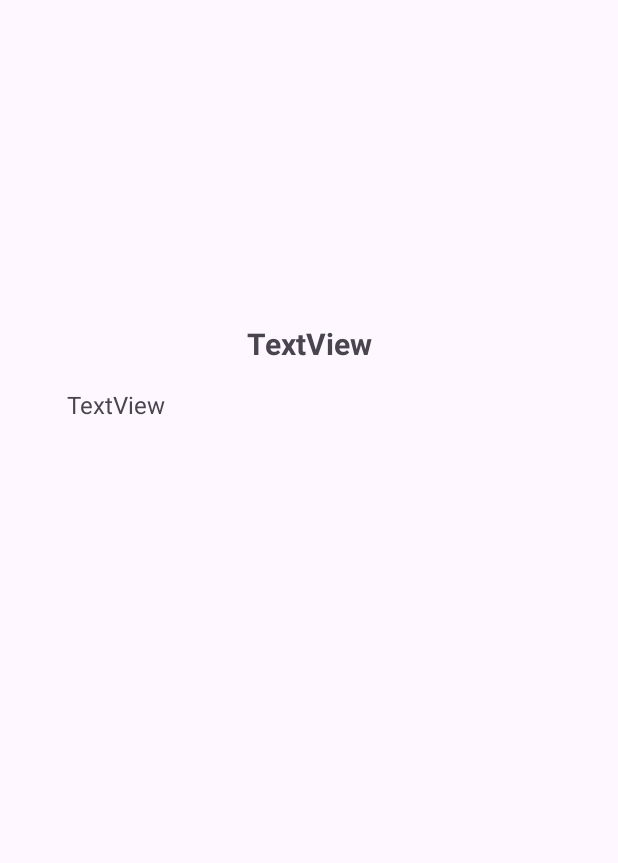
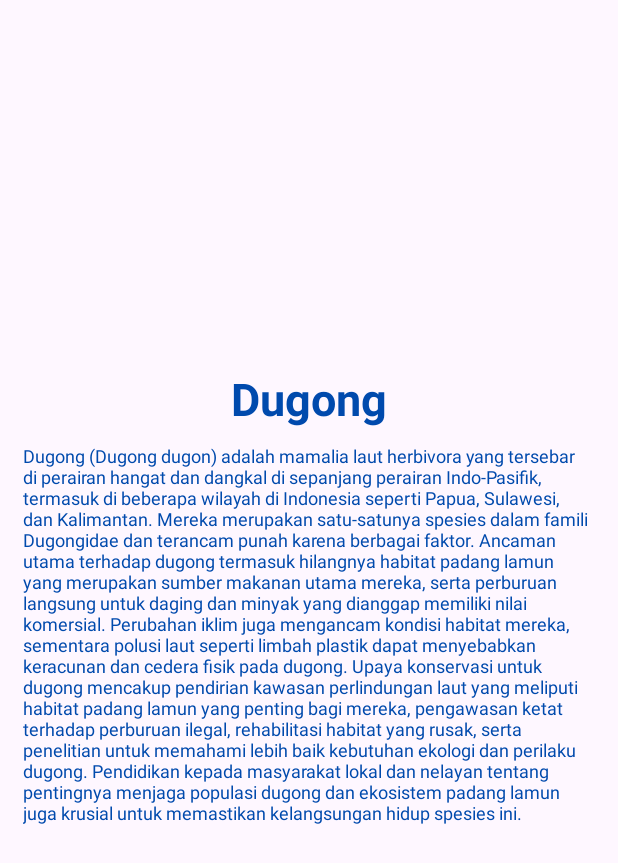
Before and after one commit to Claraindriani1764/TA_PM1_IF22DX_RISFARA, an Android app: the DetailActivityspesies screen opened directly, with no data from a screen before it, on a phone screen of 412 x 824 dp. Before the commit the part shown is almost empty. Shown: the top 863 px of the screen. Run offline under Robolectric (Android 15) with nearby library versions, the phone set to English and light mode, and no system bars.

Commit message:
risma : MENAMBAHKAN TEXT DI DETAILACTIVITY

```diff
--- a/PROGRAM/app/src/main/res/layout/activity_detail_activityspesies.xml
+++ b/PROGRAM/app/src/main/res/layout/activity_detail_activityspesies.xml
@@ -9,25 +9,29 @@
     tools:context=".DetailActivityspesies">
 
     <TextView
-        android:id="@+id/_imageDesc"
         android:layout_width="wrap_content"
         android:layout_height="wrap_content"
-        android:layout_marginStart="16dp"
-        android:layout_marginTop="16dp"
-        android:layout_marginEnd="16dp"
-        android:text="TextView"
+        android:id="@+id/detailDesc"
+        android:layout_marginTop="50dp"
+        android:text="@string/Dugong"
+        android:textColor="@color/blue"
+        android:textAlignment="viewStart"
+        android:textSize="12sp"
+        android:padding="15dp"
+        android:layout_marginStart="20dp"
+        android:layout_marginEnd="20dp"
+        app:layout_constraintStart_toStartOf="parent"
         app:layout_constraintEnd_toEndOf="parent"
-        app:layout_constraintHorizontal_bias="0.092"
-        app:layout_constraintStart_toStartOf="parent"
-        app:layout_constraintTop_toBottomOf="@+id/_imageTitle" />
+        app:layout_constraintTop_toBottomOf="@id/_imageDetail"/>
 
     <TextView
-        android:id="@+id/_imageTitle"
+        android:id="@+id/_detailTitle"
         android:layout_width="wrap_content"
         android:layout_height="wrap_content"
         android:layout_marginTop="15dp"
-        android:text="TextView"
-        android:textSize="20sp"
+        android:text="Dugong"
+        android:textColor="@color/blue"
+        android:textSize="30sp"
         android:textStyle="bold"
         app:layout_constraintEnd_toEndOf="parent"
         app:layout_constraintStart_toStartOf="parent"
@@ -37,7 +41,10 @@
         android:id="@+id/_imageDetail"
         android:layout_width="0dp"
         android:layout_height="200dp"
+        android:layout_marginTop="30dp"
         android:scaleType="centerCrop"
+        android:layout_marginStart="8dp"
+        android:layout_marginEnd="8dp"
         app:layout_constraintEnd_toEndOf="parent"
         app:layout_constraintStart_toStartOf="parent"
         app:layout_constraintTop_toTopOf="parent"
```
